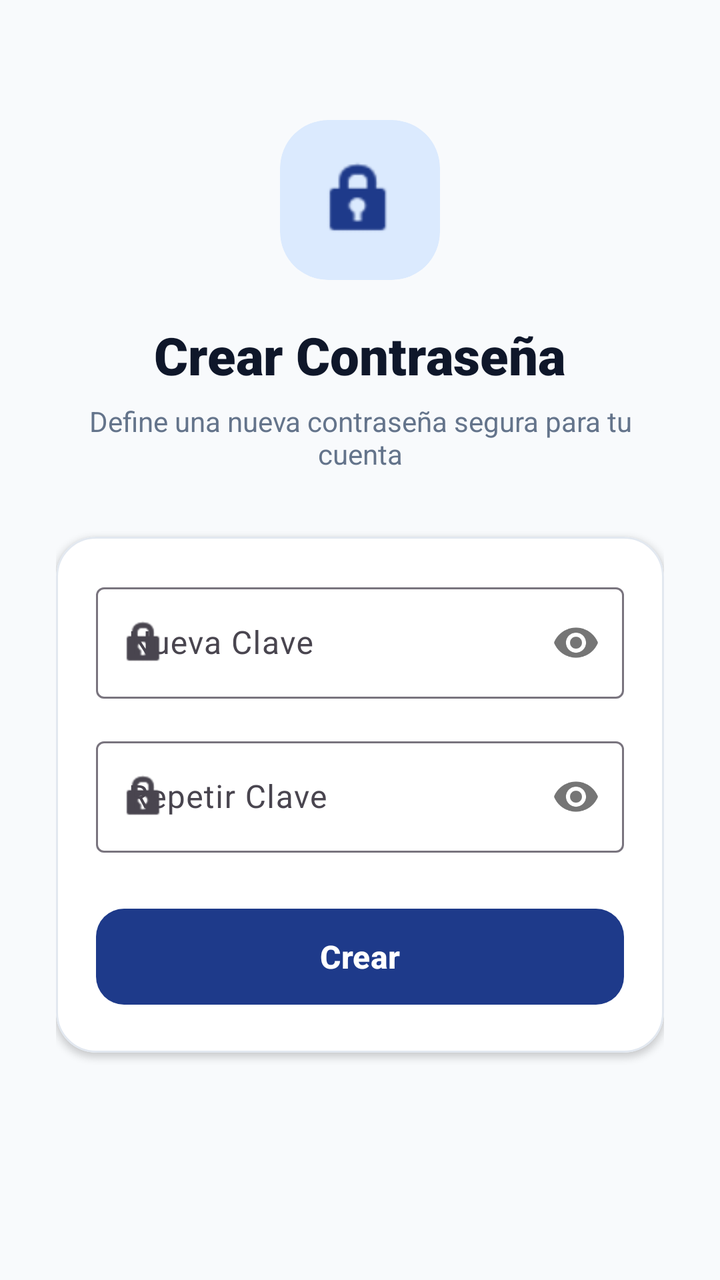
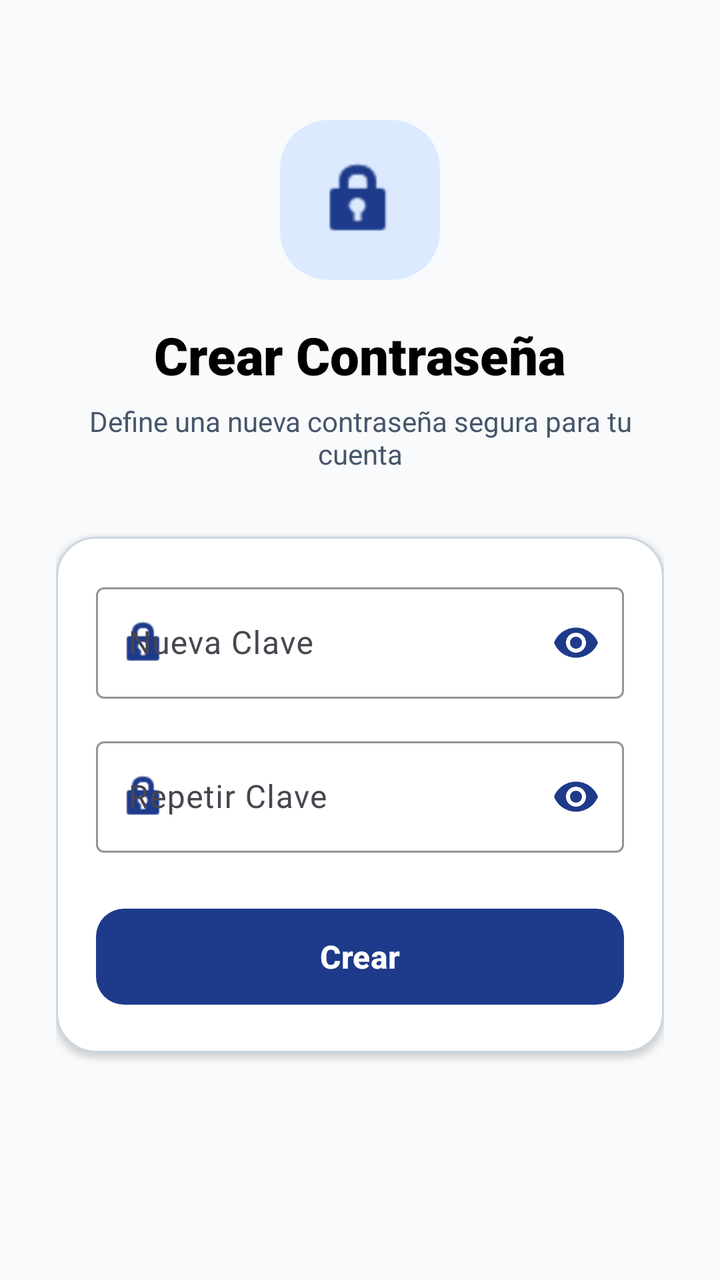

Compare the two renders of this Android layout. The source of the first and the diff that turns it into the second are given below.
<!-- AndroidManifest.xml: application theme Theme.Evaluacion1 -->
<!-- res/layout/activity_crear_contra.xml -->
<?xml version="1.0" encoding="utf-8"?>
<ScrollView xmlns:android="http://schemas.android.com/apk/res/android"
    xmlns:app="http://schemas.android.com/apk/res-auto"
    android:layout_width="match_parent"
    android:layout_height="match_parent"
    android:background="@color/background"
    android:fillViewport="true">

    <LinearLayout
        android:layout_width="match_parent"
        android:layout_height="wrap_content"
        android:orientation="vertical"
        android:padding="28dp"
        android:gravity="center_horizontal">

        <Space
            android:layout_width="match_parent"
            android:layout_height="32dp" />

        
        <com.google.android.material.card.MaterialCardView
            android:layout_width="80dp"
            android:layout_height="80dp"
            app:cardCornerRadius="24dp"
            app:cardElevation="0dp"
            app:cardBackgroundColor="@color/primary_container"
            app:strokeWidth="0dp">

            <ImageView
                android:layout_width="44dp"
                android:layout_height="44dp"
                android:layout_gravity="center"
                android:src="@android:drawable/ic_lock_idle_lock"
                app:tint="@color/primary" />
        </com.google.android.material.card.MaterialCardView>

        <TextView
            android:layout_width="wrap_content"
            android:layout_height="wrap_content"
            android:text="Crear Contraseña"
            android:textColor="@color/text_primary"
            android:textSize="26sp"
            android:fontFamily="sans-serif-black"
            android:layout_marginTop="20dp" />

        <TextView
            android:layout_width="wrap_content"
            android:layout_height="wrap_content"
            android:text="Define una nueva contraseña segura para tu cuenta"
            android:textColor="@color/text_secondary"
            android:textSize="14sp"
            android:textAlignment="center"
            android:layout_marginTop="6dp"
            android:layout_marginBottom="32dp" />

        
        <com.google.android.material.card.MaterialCardView
            android:layout_width="match_parent"
            android:layout_height="wrap_content"
            app:cardCornerRadius="20dp"
            app:cardElevation="2dp"
            app:cardBackgroundColor="@color/surface"
            app:strokeWidth="1dp"
            app:strokeColor="@color/outline_light">

            <LinearLayout
                android:layout_width="match_parent"
                android:layout_height="wrap_content"
                android:orientation="vertical"
                android:padding="20dp">

                
                <com.google.android.material.textfield.TextInputLayout
                    android:id="@+id/tilNuevaContrasena"
                    style="@style/Widget.Material3.TextInputLayout.OutlinedBox"
                    android:layout_width="match_parent"
                    android:layout_height="wrap_content"
                    android:hint="Nueva Clave"
                    app:startIconDrawable="@android:drawable/ic_lock_idle_lock"
                    app:passwordToggleEnabled="true"
                    android:layout_marginBottom="16dp">

                    <com.google.android.material.textfield.TextInputEditText
                        android:id="@+id/etNuevaContrasena"
                        android:layout_width="match_parent"
                        android:layout_height="wrap_content"
                        android:inputType="textPassword" />
                </com.google.android.material.textfield.TextInputLayout>

                
                <com.google.android.material.textfield.TextInputLayout
                    android:id="@+id/tilConfirmarNuevaContrasena"
                    style="@style/Widget.Material3.TextInputLayout.OutlinedBox"
                    android:layout_width="match_parent"
                    android:layout_height="wrap_content"
                    android:hint="Repetir Clave"
                    app:startIconDrawable="@android:drawable/ic_lock_idle_lock"
                    app:passwordToggleEnabled="true"
                    android:layout_marginBottom="24dp">

                    <com.google.android.material.textfield.TextInputEditText
                        android:id="@+id/etConfirmarNuevaContrasena"
                        android:layout_width="match_parent"
                        android:layout_height="wrap_content"
                        android:inputType="textPassword" />
                </com.google.android.material.textfield.TextInputLayout>

                
                <com.google.android.material.button.MaterialButton
                    android:id="@+id/btnCambiarContrasena"
                    android:layout_width="match_parent"
                    android:layout_height="56dp"
                    android:text="Crear"
                    android:textSize="16sp"
                    android:textStyle="bold"
                    app:cornerRadius="14dp"
                    app:backgroundTint="@color/primary" />
            </LinearLayout>
        </com.google.android.material.card.MaterialCardView>

    </LinearLayout>
</ScrollView>
<!-- resources referenced by this layout -->
<resources>
  <color name="background">#F8FAFC</color>
  <color name="outline_light">#E2E8F0</color>
  <color name="primary">#1E3A8A</color>
  <color name="primary_container">#DBEAFE</color>
  <color name="surface">#FFFFFF</color>
  <color name="text_primary">#0F172A</color>
  <color name="text_secondary">#64748B</color>
  <style name="Theme.Evaluacion1" parent="Base.Theme.Evaluacion1" />
  <style name="Base.Theme.Evaluacion1" parent="Theme.Material3.DayNight.NoActionBar">
          
          <item name="colorPrimary">@color/primary</item>
          <item name="colorSecondary">@color/secondary</item>
          <item name="android:statusBarColor">@color/surface</item>
          <item name="android:windowLightStatusBar">true</item>
          <item name="android:colorBackground">@color/background</item>
      </style>
  <color name="secondary">#0D9488</color>
</resources>

<!-- the commit's change to res/layout/activity_crear_contra.xml (unified diff, before → after) -->
@@ -38,7 +38,7 @@
             android:layout_width="wrap_content"
             android:layout_height="wrap_content"
             android:text="Crear Contraseña"
-            android:textColor="@color/text_primary"
+            android:textColor="@color/black"
             android:textSize="26sp"
             android:fontFamily="sans-serif-black"
             android:layout_marginTop="20dp" />
@@ -77,14 +77,19 @@
                     android:layout_height="wrap_content"
                     android:hint="Nueva Clave"
                     app:startIconDrawable="@android:drawable/ic_lock_idle_lock"
-                    app:passwordToggleEnabled="true"
+                    app:startIconTint="@color/primary"
+                    app:endIconMode="password_toggle"
+                    app:endIconTint="@color/primary"
+                    app:boxStrokeColor="@color/primary"
                     android:layout_marginBottom="16dp">
 
                     <com.google.android.material.textfield.TextInputEditText
                         android:id="@+id/etNuevaContrasena"
                         android:layout_width="match_parent"
                         android:layout_height="wrap_content"
-                        android:inputType="textPassword" />
+                        android:inputType="textPassword"
+                        android:textColor="@color/black"
+                        android:textColorHint="@color/text_muted" />
                 </com.google.android.material.textfield.TextInputLayout>
 
                 
@@ -95,14 +100,19 @@
                     android:layout_height="wrap_content"
                     android:hint="Repetir Clave"
                     app:startIconDrawable="@android:drawable/ic_lock_idle_lock"
-                    app:passwordToggleEnabled="true"
+                    app:startIconTint="@color/primary"
+                    app:endIconMode="password_toggle"
+                    app:endIconTint="@color/primary"
+                    app:boxStrokeColor="@color/primary"
                     android:layout_marginBottom="24dp">
 
                     <com.google.android.material.textfield.TextInputEditText
                         android:id="@+id/etConfirmarNuevaContrasena"
                         android:layout_width="match_parent"
                         android:layout_height="wrap_content"
-                        android:inputType="textPassword" />
+                        android:inputType="textPassword"
+                        android:textColor="@color/black"
+                        android:textColorHint="@color/text_muted" />
                 </com.google.android.material.textfield.TextInputLayout>
 
                 
@@ -113,6 +123,7 @@
                     android:text="Crear"
                     android:textSize="16sp"
                     android:textStyle="bold"
+                    android:textColor="@color/white"
                     app:cornerRadius="14dp"
                     app:backgroundTint="@color/primary" />
             </LinearLayout>
<!-- resource entries referenced after the edit -->
@@ -1,21 +1,36 @@
 <!-- resources referenced by this layout -->
 <resources>
   <color name="background">#F8FAFC</color>
-  <color name="outline_light">#E2E8F0</color>
+  <color name="black">#FF000000</color>
+  <color name="outline_light">#CBD5E1</color>
   <color name="primary">#1E3A8A</color>
   <color name="primary_container">#DBEAFE</color>
   <color name="surface">#FFFFFF</color>
+  <color name="text_muted">#64748B</color>
   <color name="text_primary">#0F172A</color>
-  <color name="text_secondary">#64748B</color>
+  <color name="text_secondary">#475569</color>
+  <color name="white">#FFFFFFFF</color>
   <style name="Theme.Evaluacion1" parent="Base.Theme.Evaluacion1" />
   <style name="Base.Theme.Evaluacion1" parent="Theme.Material3.DayNight.NoActionBar">
           
           <item name="colorPrimary">@color/primary</item>
+          <item name="colorOnPrimary">@color/white</item>
+          <item name="colorPrimaryContainer">@color/primary_container</item>
+          <item name="colorOnPrimaryContainer">@color/on_primary_container</item>
+          
           <item name="colorSecondary">@color/secondary</item>
+          <item name="colorOnSecondary">@color/white</item>
+          
           <item name="android:statusBarColor">@color/surface</item>
           <item name="android:windowLightStatusBar">true</item>
           <item name="android:colorBackground">@color/background</item>
+          
+          
+          <item name="editTextColor">@color/black</item>
+          <item name="android:textColorPrimary">@color/text_primary</item>
+          <item name="android:textColorSecondary">@color/text_secondary</item>
       </style>
+  <color name="on_primary_container">#1E3A8A</color>
   <color name="secondary">#0D9488</color>
 </resources>
 
